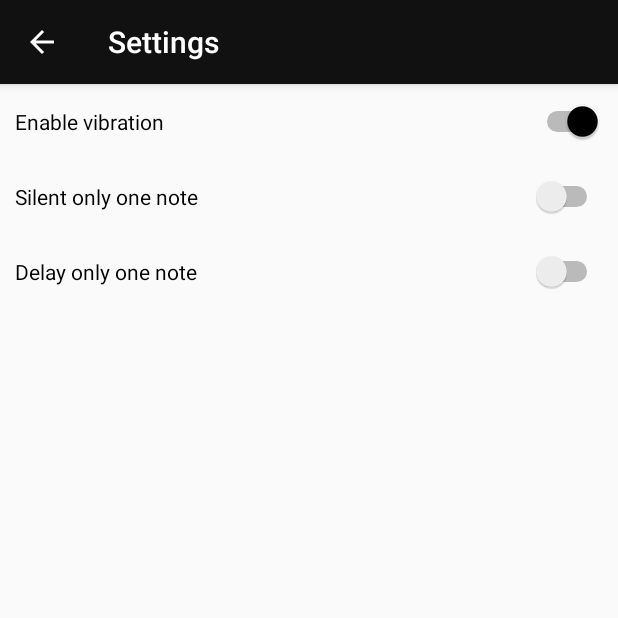
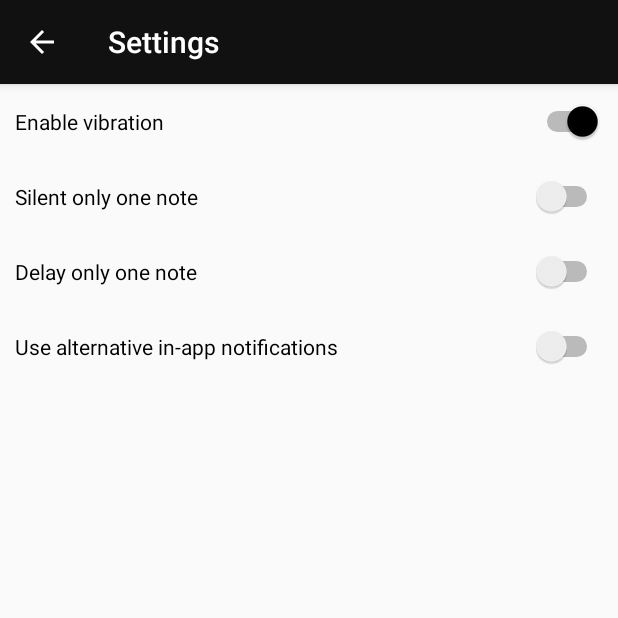
Before and after one commit to NapoleonTheCake/notificatorro, an Android app: the SettingsActivity screen opened directly, with no data from a screen before it, on a phone screen of 412 x 824 dp, the top half of it. Run offline under Robolectric (Android 15) with nearby library versions, the light colour scheme and no system bars.

Commit message:
added alt notifications.

```diff
--- a/source/app/src/main/java/com/cake/notificator/Schedule.java
+++ b/source/app/src/main/java/com/cake/notificator/Schedule.java
@@ -79,7 +79,7 @@ public class Schedule extends BroadcastReceiver {
 
         AlarmManager alarmManager = (AlarmManager) context.getSystemService(Context.ALARM_SERVICE);
         Intent intent = new Intent(context, Schedule.class);
-        PendingIntent pendingIntent = PendingIntent.getBroadcast(context, id, intent, PendingIntent.FLAG_ONE_SHOT);
-        alarmManager.set(AlarmManager.RTC_WAKEUP, System.currentTimeMillis() + 1000 * 60 * delay, pendingIntent);
+        PendingIntent pendingIntent = PendingIntent.getBroadcast(context, id, intent, PendingIntent.FLAG_CANCEL_CURRENT);
+        alarmManager.set(AlarmManager.RTC_WAKEUP, System.currentTimeMillis() /* + 1000 * 60 * delay */, pendingIntent);
     }
 }
--- a/source/app/src/main/java/com/cake/notificator/SettingsActivity.java
+++ b/source/app/src/main/java/com/cake/notificator/SettingsActivity.java
@@ -36,6 +36,10 @@ public class SettingsActivity extends AppCompatActivity {
         //set reset delay.
         ((Switch) findViewById(R.id.switch_Reset_Delay))
                 .setChecked(mPrefAppSettings.getBoolean("reset_delay", false));
+
+        //set alt notifications.
+        ((Switch) findViewById(R.id.switch_Alt_Notifications))
+                .setChecked(mPrefAppSettings.getBoolean("alt_notifications", false));
     }
 
     @Override
@@ -65,6 +69,18 @@ public class SettingsActivity extends AppCompatActivity {
             mPrefAppSettingsEdit.putBoolean("reset_delay", false).apply();
         }
 
+        //set alt notifications.
+        if (((Switch) findViewById(R.id.switch_Alt_Notifications)).isChecked()) {
+            mPrefAppSettingsEdit.putBoolean("alt_notifications", true).apply();
+        } else {
+            mPrefAppSettingsEdit.putBoolean("alt_notifications", false).apply();
+        }
+
+
+
+        //echo done.
+        Toast.makeText(this, getString(R.string.settings_Apply_Success), Toast.LENGTH_SHORT).show();
+
         super.onBackPressed();
     }
 
--- a/source/app/src/main/res/layout/content_settings.xml
+++ b/source/app/src/main/res/layout/content_settings.xml
@@ -48,6 +48,17 @@
         android:text="@string/settings_Reset_Delay"
         android:layout_below="@+id/switch_Reset_Silent" />
 
+    <Switch
+        android:minHeight="50dp"
+        android:layout_marginLeft="10dp"
+        android:layout_marginRight="10dp"
+
+        android:id="@+id/switch_Alt_Notifications"
+        android:layout_width="match_parent"
+        android:layout_height="wrap_content"
+        android:text="@string/settings_Alt_Notifications"
+        android:layout_below="@+id/switch_Reset_Delay" />
+
 
     </RelativeLayout>
 
--- a/source/app/src/main/res/values/strings.xml
+++ b/source/app/src/main/res/values/strings.xml
@@ -46,4 +46,6 @@
     <string name="silent_Enable_Once">This one won\'t be listed in history.</string>
     <string name="settings_Reset_Delay">Delay only one note</string>
     <string name="action_SetDelay_Success_Postfix">minutes.</string>
+    <string name="settings_Alt_Notifications">Use alternative in-app notifications</string>
+    <string name="settings_Apply_Success">Settings saved.</string>
 </resources>
```
Also changed, not shown: source/app/src/main/java/com/cake/notificator/HistoryActivity.java (+8 -2 lines), source/app/src/main/java/com/cake/notificator/MainActivity.java (+46 -2 lines), 2 other files.
